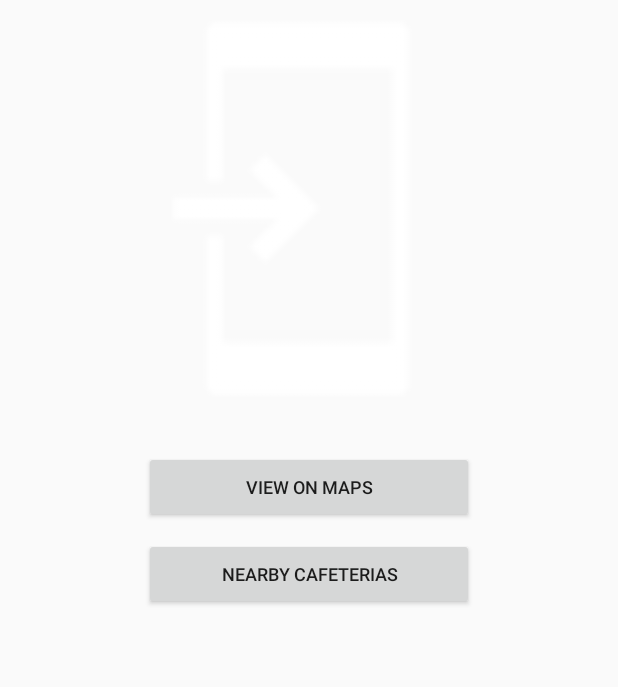
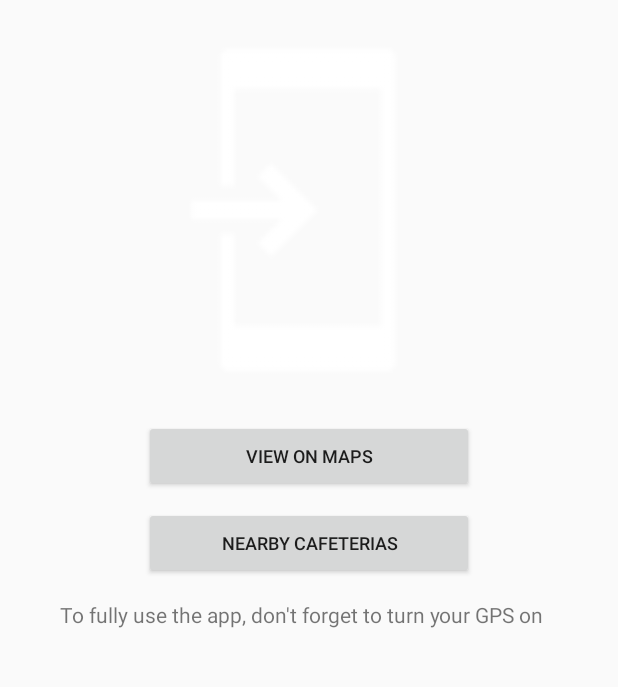
Before and after one commit to MattAgn/cafets-info, an Android app: the screen it shows after launch (MainActivity), on a phone screen of 412 x 824 dp, the part 155-842 px from its top. Run offline under Robolectric (Android 15) with nearby library versions, the phone set to English and light mode, and no system bars.

Commit message:
GPS activation text added

```diff
--- a/app/src/main/res/layout/activity_main.xml
+++ b/app/src/main/res/layout/activity_main.xml
@@ -11,7 +11,7 @@
     <TextView
         android:id="@+id/textView"
         android:layout_width="match_parent"
-        android:layout_height="wrap_content"
+        android:layout_height="63dp"
         android:layout_weight="1"
         android:text="@string/app_name"
         android:textAlignment="center"
@@ -21,7 +21,7 @@
     <ImageView
         android:id="@+id/imageView"
         android:layout_width="match_parent"
-        android:layout_height="323dp"
+        android:layout_height="280dp"
         android:layout_weight="1"
         android:src="@drawable/common_full_open_on_phone" />
 
@@ -51,5 +51,12 @@
         tools:layout_editor_absoluteX="0dp"
         tools:layout_editor_absoluteY="419dp" />
 
+    <TextView
+        android:id="@+id/textView2"
+        android:layout_width="match_parent"
+        android:layout_height="wrap_content"
+        android:layout_weight="1"
+        android:text="@string/activate_gps" />
+
 
 </LinearLayout>
--- a/app/src/main/res/values/strings.xml
+++ b/app/src/main/res/values/strings.xml
@@ -14,5 +14,6 @@
     <string name="opening_hours">Opening hours :</string>
     <string name="address">Address :</string>
     <string name="image_description">image of restaurant</string>
+    <string name="activate_gps">To fully use the app, don\'t forget to turn your GPS on</string>
 
 </resources>
```
